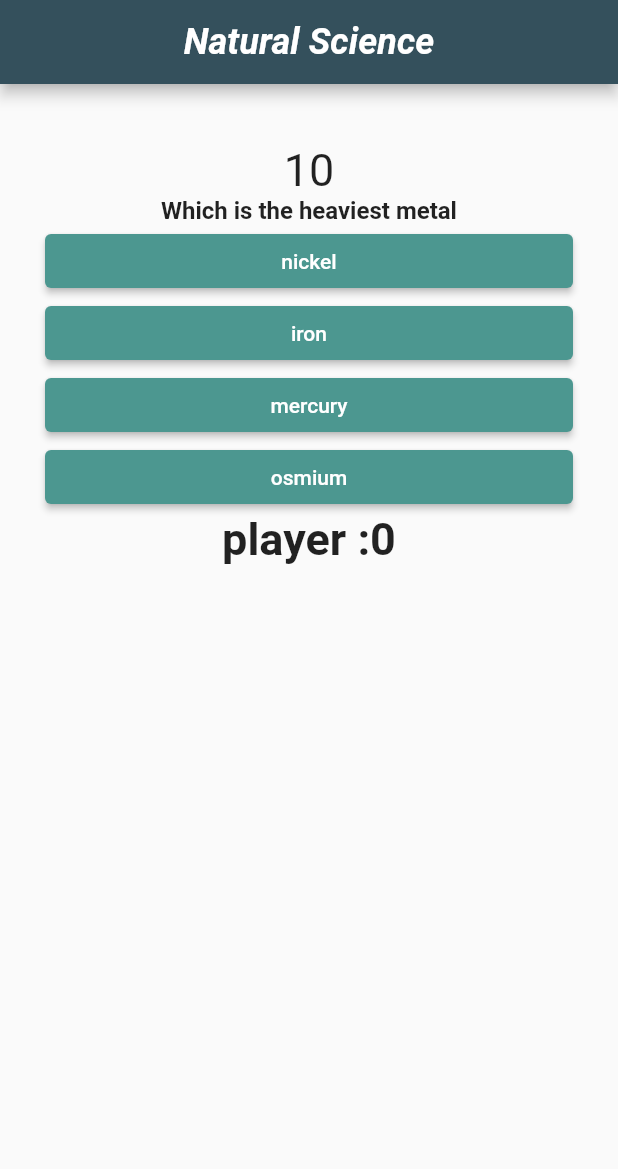
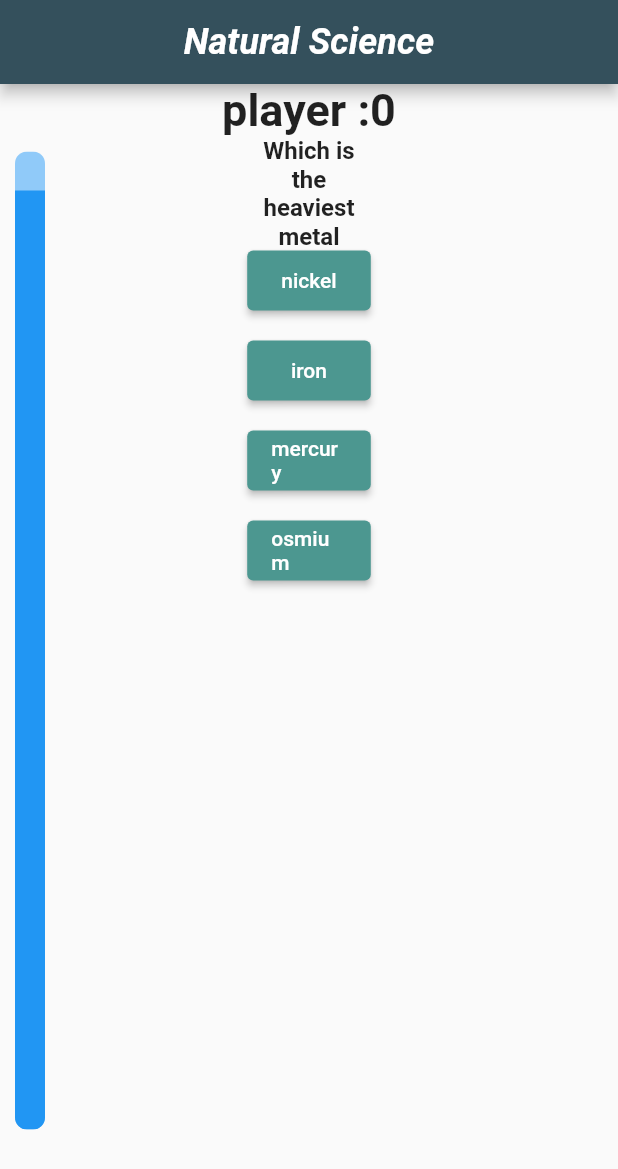
Before and after one commit to ali-yasine/Team-Axiom-Quizup, a Flutter app: the Quiz widget shown alone on an empty page, opened directly, after a tap on "Stomach", on a phone screen of 412 x 824 dp. Shown: the top 1169 px of the screen. Run offline on Flutter 3.47's test engine with Material 2 defaults, Android fonts, the phone set to English and light mode, and no system bars.

Commit message:
Fixed timer

```diff
--- a/lib/ResultsScreen.dart
+++ b/lib/ResultsScreen.dart
@@ -35,7 +35,7 @@ class results extends StatelessWidget {
               textAlign: TextAlign.left, style: const TextStyle(fontSize: 28)),
           ElevatedButton(
             onPressed: () => Navigator.of(context).pushReplacement(
-                MaterialPageRoute(builder: (context) => const homePage())),
+                MaterialPageRoute(builder: (context) => const HomePage())),
             child: const Text("Home"),
             style: ButtonStyle(
                 backgroundColor: MaterialStateProperty.all(Colors.blue[400])),
--- a/lib/answer.dart
+++ b/lib/answer.dart
@@ -6,11 +6,13 @@ class Answer extends StatefulWidget {
   final String ans;
   final Color colorOnPress;
   final VoidCallback ontap;
+  final VoidCallback handleAnimation;
   const Answer(
       {Key? key,
       required this.ans,
       required this.colorOnPress,
-      required this.ontap})
+      required this.ontap,
+      required this.handleAnimation})
       : super(key: key);
   @override
   _AnswerState createState() => _AnswerState();
@@ -19,6 +21,7 @@ class Answer extends StatefulWidget {
 class _AnswerState extends State<Answer> {
   Color color = _STANDARDCOLOR;
   void answered() {
+    color = widget.colorOnPress;
     setState(() {});
   }
 
@@ -29,20 +32,22 @@ class _AnswerState extends State<Answer> {
   }
 
   void update() async {
-    color = widget.colorOnPress;
     answered();
+    widget.handleAnimation();
     await Future.delayed(const Duration(milliseconds: 750))
         .then((value) => widget.ontap());
   }
 
   @override
   Widget build(BuildContext context) {
-    var size = MediaQuery.of(context).size;
+    const int _width = 400;
+    const int _height = 40;
     return SizedBox(
-        width: size.width,
         child: ElevatedButton(
             child: Text(widget.ans),
             style: ElevatedButton.styleFrom(primary: color),
-            onPressed: update));
+            onPressed: update),
+        width: _width.toDouble(),
+        height: _height.toDouble());
   }
 }
--- a/lib/main.dart
+++ b/lib/main.dart
@@ -3,10 +3,10 @@ import 'package:quizup_prototype_1/player.dart';
 import 'package:quizup_prototype_1/question_template.dart';
 import 'quiz.dart';
 
-void main() => runApp(const homePage());
+void main() => runApp(const HomePage());
 
-class homePage extends StatelessWidget {
-  const homePage({Key? key}) : super(key: key);
+class HomePage extends StatelessWidget {
+  const HomePage({Key? key}) : super(key: key);
   @override
   Widget build(BuildContext context) {
     return MaterialApp(home: _home());
@@ -20,9 +20,9 @@ class _home extends StatelessWidget {
       appBar: AppBar(
         title: const Text('Subjects',
             style: TextStyle(fontSize: 24, fontWeight: FontWeight.bold)),
-        titleTextStyle: TextStyle(fontStyle: FontStyle.italic),
+        titleTextStyle: const TextStyle(fontStyle: FontStyle.italic),
         centerTitle: true,
-        backgroundColor: Color.fromARGB(255, 52, 80, 92),
+        backgroundColor: const Color.fromARGB(255, 52, 80, 92),
       ),
       body: Padding(
         padding: const EdgeInsets.fromLTRB(30.0, 40.0, 30.0, 0.0),
--- a/lib/question.dart
+++ b/lib/question.dart
@@ -31,68 +31,44 @@ class Question extends StatefulWidget {
 }
 
 class _QuestionState extends State<Question> with TickerProviderStateMixin {
-  static const int time = 10;
-  @override
-  initState() {
-    super.initState();
+  static const int time = 10; //Time for each question
+  late Timer timer;
+
+  void animationHandler() async {
+    timer.stop();
+    Future.delayed(Duration(milliseconds: 300))
+        .then((value) => {widget.timeTaken = timer.timeTaken});
   }
 
-  void done(bool incScore, AnimationController controller) {
+  void done(bool incScore) {
     setState(() {
-      widget.timeTaken = controller.lastElapsedDuration!.inSeconds.toInt();
       widget.increaseScore = incScore;
       if (incScore) {
         widget.currentScore += 10 - (widget.timeTaken);
       }
-      controller.dispose();
     });
   }
 
-  @override
-  void dispose() {
-    super.dispose();
+  void beginTimer() {
+    timer = Timer(
+      alignment: Alignment.centerLeft,
+      time: time,
+      onFinish: () => {widget.increaseScore = false, widget.onFinish()},
+    );
   }
 
-  void beginTimer(AnimationController controller) async {
-    controller = AnimationController(
-        vsync: this, duration: const Duration(seconds: time));
-    controller.addStatusListener((status) {
-      if (status == AnimationStatus.completed) {
-        widget.increaseScore = false;
-        widget.onFinish();
-      }
-    });
-    Future.delayed(const Duration(seconds: 1))
-        .then((value) => controller.forward(from: 0.0));
-  }
-
-  @override
-  void didUpdateWidget(Question oldWidget) {
-    super.didUpdateWidget(oldWidget);
-  }
-
-  @override
-  Widget build(BuildContext context) {
-    AnimationController controller = AnimationController(
-        vsync: this, duration: const Duration(seconds: time));
-    controller.addStatusListener((status) {
-      if (status == AnimationStatus.completed) {
-        widget.increaseScore = false;
-        widget.onFinish();
-      }
-    });
-    Future.delayed(const Duration(seconds: 1))
-        .then((value) => controller.forward(from: 0.0));
+  List<Answer> makeAnswers() {
     late final Answer correctAnswer = Answer(
         ans: widget.correctAnswerTxt,
+        handleAnimation: () => animationHandler(),
         colorOnPress: Colors.green,
-        ontap: () => {done(true, controller), widget.onFinish()});
-
+        ontap: () => {done(true), widget.onFinish()});
     late final List<Answer> wrongAnswers = widget.wrongAnswersTxt
         .map((e) => Answer(
               ans: e,
               colorOnPress: Colors.red,
-              ontap: () => {done(false, controller), widget.onFinish()},
+              handleAnimation: () => animationHandler(),
+              ontap: () => {done(false), widget.onFinish()},
             ))
         .toList();
     late List<Answer> answers = [
@@ -102,9 +78,15 @@ class _QuestionState extends State<Question> with TickerProviderStateMixin {
       wrongAnswers.last
     ];
     answers.shuffle();
+    return answers;
+  }
+
+  @override
+  Widget build(BuildContext context) {
+    beginTimer();
+    var answers = makeAnswers();
     var size = MediaQuery.of(context).size;
-    return SizedBox(
-      child: Scaffold(
+    return Scaffold(
       appBar: AppBar(
         title: Text(
           widget.subject,
@@ -115,30 +97,41 @@ class _QuestionState extends State<Question> with TickerProviderStateMixin {
         backgroundColor: const Color.fromARGB(255, 52, 80, 92),
       ),
       body: Column(children: [
-          Padding(
-              padding: const EdgeInsets.fromLTRB(30.0, 40.0, 30.0, 0.0),
+        Flexible(
+          child: Text(
+              widget.player.username + " :" + widget.currentScore.toString(),
+              style:
+                  const TextStyle(fontSize: 30, fontWeight: FontWeight.bold)),
+          flex: 1,
+        ),
+        Flexible(
+          child: Row(children: [
+            Flexible(
+              child: Container(child: timer, margin: const EdgeInsets.all(10)),
+              flex: 2,
+            ),
+            Flexible(
                 child: Column(children: [
-                timer(
-                  animation: StepTween(begin: time, end: 0).animate(controller),
-                ),
-                Text(
+              SizedBox(
+                  child: Text(
                 widget.prompt,
-                  style: const TextStyle(
-                      fontSize: 16, fontWeight: FontWeight.bold),
+                style:
+                    const TextStyle(fontSize: 16, fontWeight: FontWeight.bold),
                 textAlign: TextAlign.center,
-                ),
+              )),
               answers.first,
+              const SizedBox(height: 20),
               answers.elementAt(1),
+              const SizedBox(height: 20),
               answers.elementAt(2),
+              const SizedBox(height: 20),
               answers.last,
             ])),
-          Text(widget.player.username + " :" + widget.currentScore.toString(),
-              style: const TextStyle(fontSize: 30, fontWeight: FontWeight.bold))
+            const Flexible(flex: 2, child: SizedBox()),
           ]),
-        resizeToAvoidBottomInset: true,
-      ),
-      height: size.height,
-      width: size.width,
+          flex: 7,
+        )
+      ]),
     );
   }
 }
--- a/lib/quiz.dart
+++ b/lib/quiz.dart
@@ -44,6 +44,19 @@ class _quizState extends State<Quiz> {
 
   void update() {
     var currQuestion = widget.questions!.elementAt(widget.currentQuestion);
+    widget.questions = widget.questionsTemplates
+        .map(
+          (temp) => Question(
+            prompt: temp.prompt,
+            wrongAnswersTxt: temp.wrongAnswersTxt,
+            correctAnswerTxt: temp.correctAnswerTxt,
+            subject: widget.subject,
+            onFinish: update,
+            player: widget.player,
+            currentScore: widget.score,
+          ),
+        )
+        .toList();
     setState(() {
       if (widget.currentQuestion + 1 == (widget.questions!.length)) {
         widget.isdone = true;
@@ -57,19 +70,6 @@ class _quizState extends State<Quiz> {
 
   @override
   Widget build(BuildContext context) {
-    widget.questions = widget.questionsTemplates
-        .map(
-          (temp) => Question(
-            prompt: temp.prompt,
-            wrongAnswersTxt: temp.wrongAnswersTxt,
-            correctAnswerTxt: temp.correctAnswerTxt,
-            subject: widget.subject,
-            onFinish: update,
-            player: widget.player,
-            currentScore: widget.score,
-          ),
-        )
-        .toList();
     var size = MediaQuery.of(context).size;
     if (!widget.isdone) {
       return SizedBox(
--- a/lib/timer.dart
+++ b/lib/timer.dart
@@ -1,14 +1,89 @@
 import 'package:flutter/material.dart';
 
-class timer extends AnimatedWidget {
-  timer({Key? key, required this.animation})
-      : super(key: key, listenable: animation);
-  Animation<int> animation;
+class Timer extends StatefulWidget {
+  late final int timeTaken;
+  final Alignment alignment;
+  final int time;
+  final VoidCallback onFinish;
+  bool _stop = false;
+  Timer(
+      {Key? key,
+      required this.alignment,
+      required this.time,
+      required this.onFinish})
+      : super(key: key);
+  void stop() {
+    _stop = true;
+  }
+
+  @override
+  State<StatefulWidget> createState() => _timerState();
+}
+
+//TickerProviderStateMixin needed for class that handles animations
+class _timerState extends State<Timer> with TickerProviderStateMixin {
+  late AnimationController _controller;
+  void setupController() {
+    _controller = AnimationController(
+      vsync: this, //always needed
+      duration: Duration(seconds: widget.time),
+    )..addListener(() {
+        setState(() {});
+      });
+    _controller.addStatusListener((status) {
+      if (status == AnimationStatus.dismissed) {
+        widget.timeTaken = timeElapsed();
+        widget.onFinish();
+      }
+    });
+    _controller.addListener(() {
+      if (widget._stop == true) {
+        widget.timeTaken = timeElapsed();
+        _controller.stop();
+      }
+    });
+  }
+
+  void start() {
+    if (!_controller.isAnimating && !widget._stop) {
+      _controller.reverse(from: widget.time.toDouble());
+    }
+  }
+
+  @override
+  void initState() {
+    setupController();
+    super.initState();
+  }
+
+  @override
+  void dispose() {
+    _controller.dispose();
+    super.dispose();
+  }
+
+  int timeElapsed() {
+    return _controller.lastElapsedDuration!.inSeconds.toInt();
+  }
+
   @override
   Widget build(BuildContext context) {
-    return Text(
-      animation.value.toString(),
-      style: const TextStyle(fontSize: 30),
+    start();
+    var size = MediaQuery.of(context).size;
+    return Container(
+      child: RotatedBox(
+        quarterTurns: -1,
+        child: SizedBox(
+            child: ClipRRect(
+                borderRadius: BorderRadius.circular(8),
+                child: LinearProgressIndicator(
+                  value: _controller.value,
+                  semanticsLabel: 'Timer',
+                )),
+            width: size.height,
+            height: 20),
+      ),
+      alignment: widget.alignment,
     );
   }
 }
```
Lines whose indentation alone changed are shown as unchanged.
